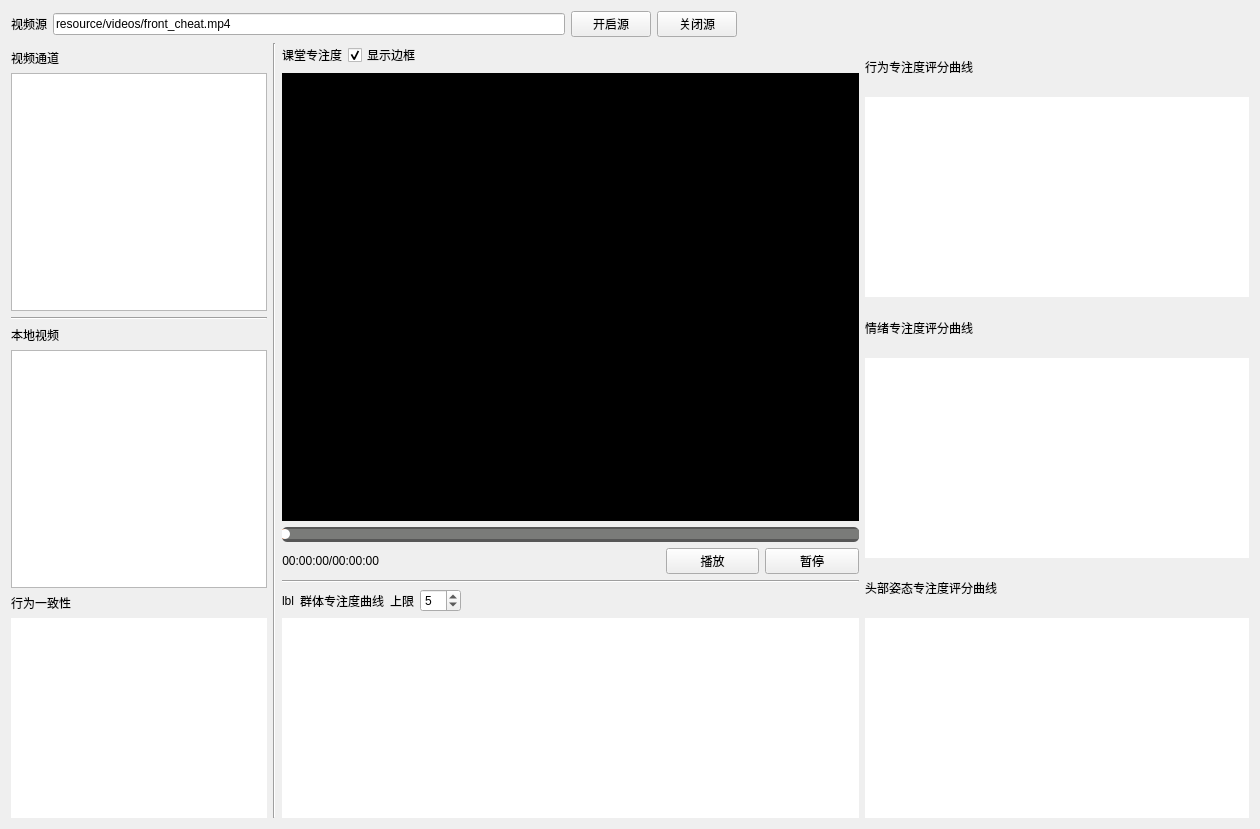
First picture: the form in ui/class_concentration.ui, repository hongyaohongyao/smart_classroom_demo, before the edit.
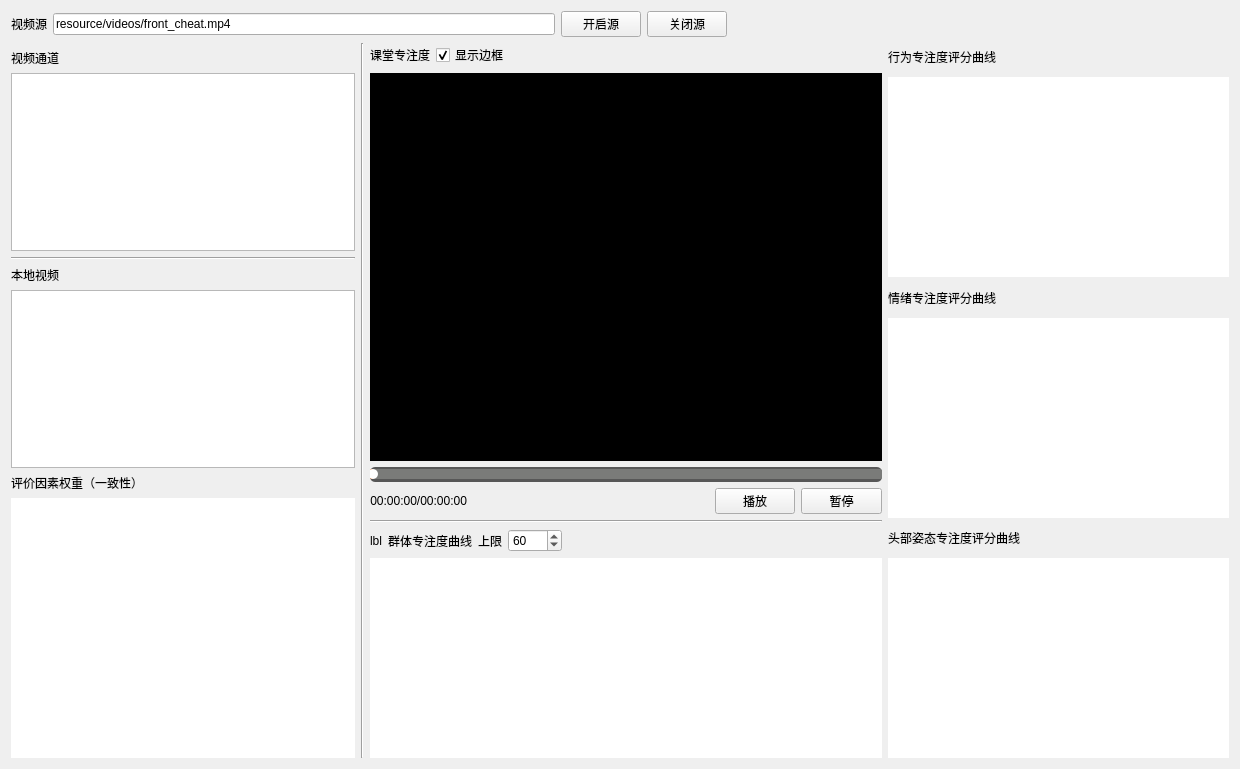
Second picture: the form after the edit.

Diff of the .ui file:
```diff
--- a/ui/class_concentration.ui
+++ b/ui/class_concentration.ui
@@ -6,8 +6,8 @@
    <rect>
     <x>0</x>
     <y>0</y>
-    <width>1260</width>
-    <height>829</height>
+    <width>1240</width>
+    <height>769</height>
    </rect>
   </property>
   <property name="windowTitle">
@@ -60,9 +60,9 @@
     </layout>
    </item>
    <item>
-    <layout class="QHBoxLayout" name="horizontalLayout_2" stretch="0,0,1">
+    <layout class="QHBoxLayout" name="horizontalLayout_2" stretch="4,0,10">
      <item>
-      <layout class="QVBoxLayout" name="verticalLayout_2" stretch="0,0">
+      <layout class="QVBoxLayout" name="verticalLayout_2" stretch="6,4">
        <item>
         <layout class="QVBoxLayout" name="verticalLayout_7">
          <item>
@@ -102,14 +102,14 @@
         </layout>
        </item>
        <item>
-        <layout class="QVBoxLayout" name="verticalLayout">
+        <layout class="QVBoxLayout" name="verticalLayout" stretch="0,1">
          <item>
           <widget class="QLabel" name="real_time_catch_lbl_2">
            <property name="styleSheet">
             <string notr="true">font: 12pt &quot;华文琥珀&quot;;</string>
            </property>
            <property name="text">
-            <string>行为一致性</string>
+            <string>评价因素权重（一致性）</string>
            </property>
           </widget>
          </item>
@@ -368,13 +368,13 @@
                <item>
                 <widget class="QSpinBox" name="real_time_catch_spin">
                  <property name="minimum">
-                  <number>1</number>
+                  <number>20</number>
                  </property>
                  <property name="maximum">
-                  <number>50</number>
+                  <number>5000</number>
                  </property>
                  <property name="value">
-                  <number>5</number>
+                  <number>60</number>
                  </property>
                 </widget>
                </item>
```
Left out of the diff: 2 changed lines with no effect on the pictures.
